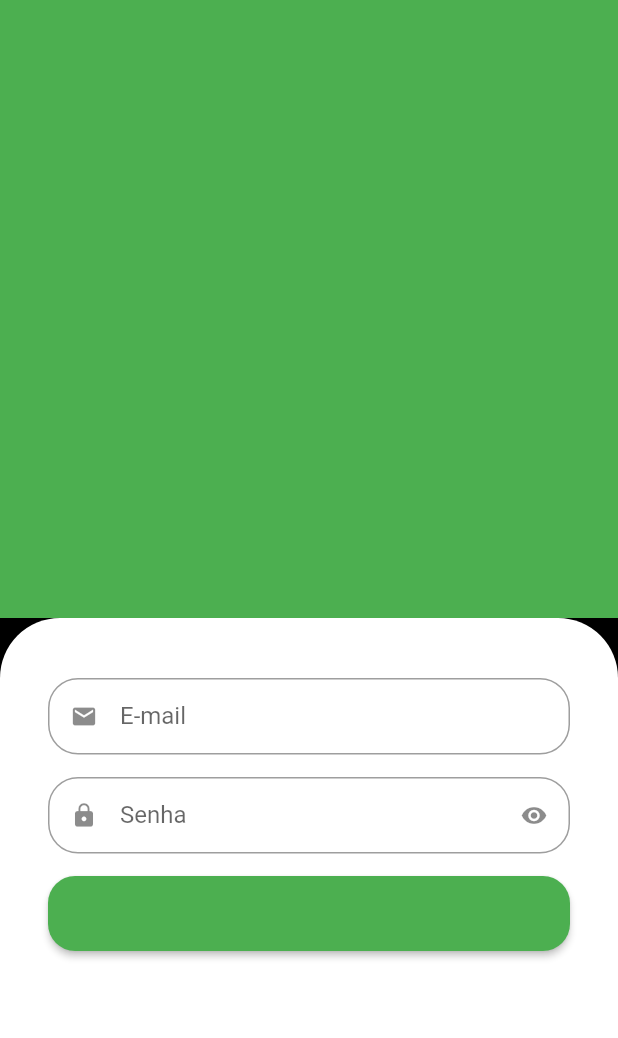
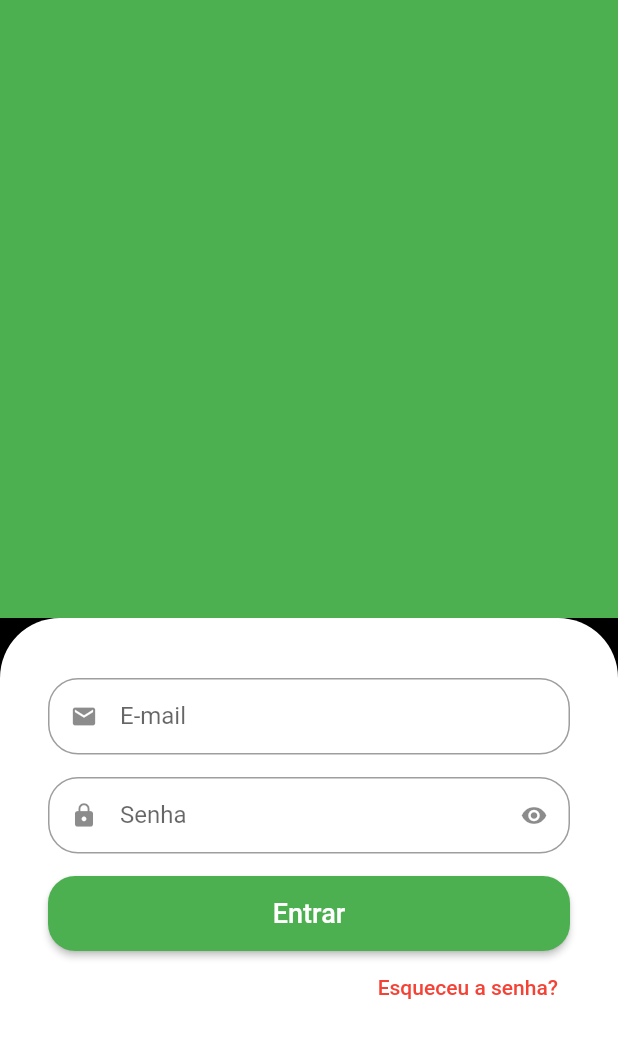
Before and after one commit to DavidSantos03/greengrocer_project_older_flutter_version, a Flutter app: the screen it shows after launch, on a phone screen of 412 x 824 dp. Shown: the top 1038 px of the screen. Run offline on Flutter 3.47's test engine with Material 2 defaults, Android fonts, the phone set to English and light mode, and no system bars.

Commit message:
Botões Entrar e Esqueceu a Senha

```diff
--- a/lib/src/auth/sign_in_screen.dart
+++ b/lib/src/auth/sign_in_screen.dart
@@ -27,20 +27,15 @@ class SignInScreen extends StatelessWidget {
               child: Column(
                 crossAxisAlignment: CrossAxisAlignment.stretch,
                 children: <Widget>[
-                  //E-mail
                   const CustomTextField(
                     icon: Icons.email,
                     label: 'E-mail',
                   ),
-
-                  //Senha
                   const CustomTextField(
                     icon: Icons.lock,
                     label: 'Senha',
                     isSecret: true,
                   ),
-
-                  //Botão
                   SizedBox(
                     height: 50,
                     child: ElevatedButton(
@@ -53,8 +48,19 @@ class SignInScreen extends StatelessWidget {
                       child: const Text(
                         'Entrar',
                         style: TextStyle(
-                          color: Colors.white,
-                          height: 18,
+                          fontSize: 18,
+                        ),
+                      ),
+                    ),
+                  ),
+                  Align(
+                    alignment: Alignment.centerRight,
+                    child: TextButton(
+                      onPressed: () {},
+                      child: const Text(
+                        'Esqueceu a senha?',
+                        style: TextStyle(
+                          color: Colors.red,
                         ),
                       ),
                     ),
```
